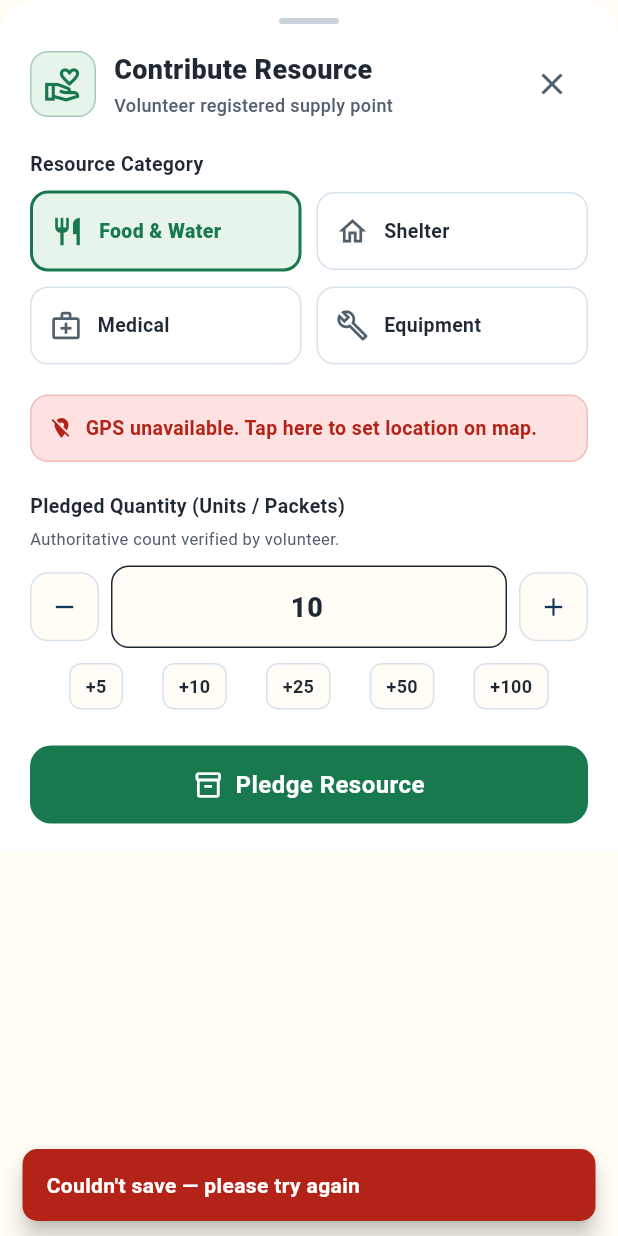
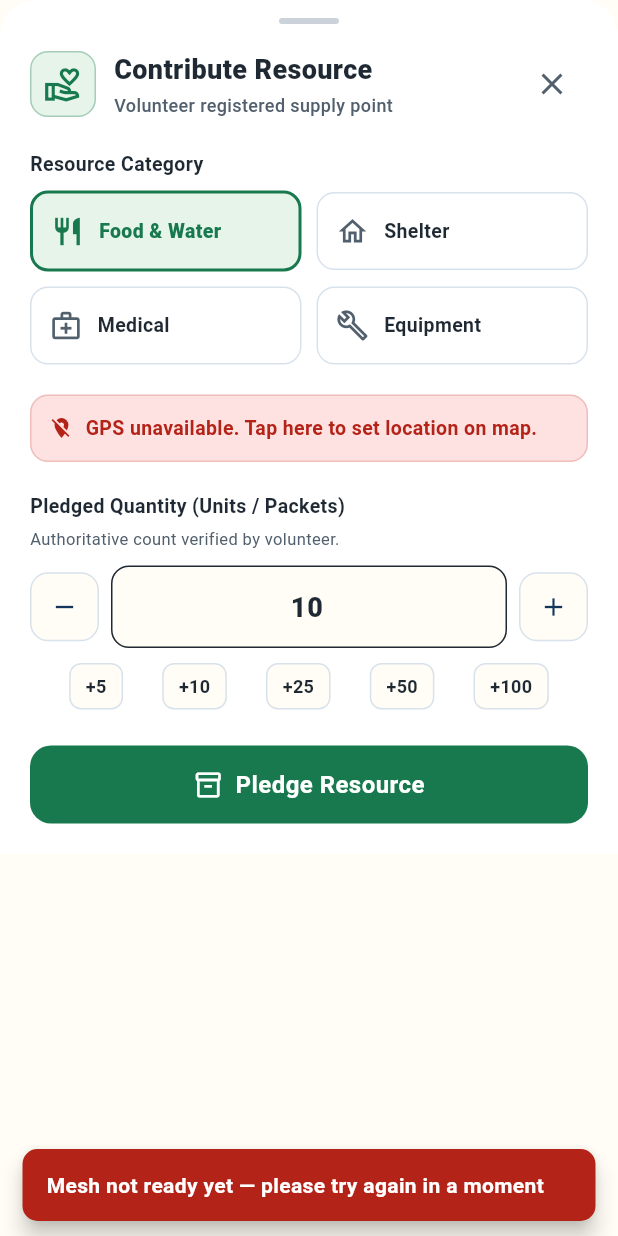
Before and after one commit to monish1929/MayDay, a Flutter app: the ContributeFormSheet widget shown alone on an empty page, opened directly, after a tap on "Pledge Resource", on a phone screen of 412 x 824 dp. Run offline on Flutter 3.47's test engine with Material 3 defaults, Android fonts, the phone set to English and light mode, and no system bars; our stand-ins replace geolocator, permission_handler, shared_preferences, sqflite; missing offline and left inert: bluetooth_low_energy, cbor, cryptography, dart_geohash, maplibre_gl, mobile_scanner and 1 more; accounts and stored records are empty.

Commit message:
feat(contribute): wire ContributeOrigination into pledge submission — real signing, no more unsigned claims reaching the store

```diff
--- a/lib/ui/forms/contribute_form_sheet.dart
+++ b/lib/ui/forms/contribute_form_sheet.dart
@@ -1,7 +1,8 @@
 import 'package:flutter/material.dart';
 import 'package:geolocator/geolocator.dart';
 import 'package:flutter/services.dart';
-import 'package:mayday/common/device_id.dart';
+import 'package:mayday/flows/contribute/contribute_origination.dart';
+import 'package:mayday/mesh/mesh_bootstrap.dart';
 import 'package:mayday/ui/models/models.dart';
 import 'package:mayday/ui/theme/app_theme.dart';
 
@@ -125,6 +126,25 @@ class _ContributeFormSheetState extends State<ContributeFormSheet> {
         return;
       }
 
+      // MeshNode must be available — without it, originate() cannot sign the
+      // claim, and an unsigned claim must never reach the store (§2.5).
+      final node = MeshBootstrap.node;
+      if (node == null) {
+        if (!mounted) return;
+        ScaffoldMessenger.of(context).showSnackBar(
+          SnackBar(
+            content: const Text(
+              'Mesh not ready yet — please try again in a moment',
+              style: TextStyle(fontWeight: FontWeight.w600),
+            ),
+            backgroundColor: AppColors.darkRed,
+            behavior: SnackBarBehavior.floating,
+            shape: RoundedRectangleBorder(borderRadius: BorderRadius.circular(10)),
+          ),
+        );
+        return;
+      }
+
       GeoPoint location;
       if (_currentLocation != null) {
         location = _currentLocation!;
@@ -134,25 +154,34 @@ class _ContributeFormSheetState extends State<ContributeFormSheet> {
       }
 
       final count = _parsedCount;
-      final deviceId = await LocalDeviceId.getDeviceId();
 
-      final payload = ResourcePayload(
+      final origination = ContributeOrigination(
+        node: node,
+        repository: ClaimRepository(),
+      );
+
+      final result = await origination.pledge(
         location: location,
         category: _category,
         pledgedCount: count,
-        claimedReports: 0,
       );
 
-      // Assemble real Claim via ClaimFactory — PERSON_C.md Week 2 Day 1
-      final claim = await ClaimFactory.createClaim(
-        payload: payload,
-        originDeviceId: deviceId,
-      );
-
-      // TODO: SIGNING GAP — Claim originated with placeholder signature (Uint8List(0)).
-      // Real Ed25519 signing over claim.toSignedCoreCbor() is blocked on Phase 4
-      // identity/keypair work (lib/identity/). See CLAIM_SCHEMA.md §5 and PERSON_C.md Week 2 Day 1.
-      await ClaimRepository().insertClaim(claim);
+      if (!result.raised) {
+        debugPrint('[_ContributeFormSheetState] Origination failed: ${result.failure}');
+        if (!mounted) return;
+        ScaffoldMessenger.of(context).showSnackBar(
+          SnackBar(
+            content: const Text(
+              'Couldn\'t save — claim signing failed, please try again',
+              style: TextStyle(fontWeight: FontWeight.w600),
+            ),
+            backgroundColor: AppColors.darkRed,
+            behavior: SnackBarBehavior.floating,
+            shape: RoundedRectangleBorder(borderRadius: BorderRadius.circular(10)),
+          ),
+        );
+        return;
+      }
 
       if (!mounted) return;
       Navigator.pop(context);
```
Also changed, not shown: lib/flows/contribute/contribute_origination.dart (+11 -7 lines).
